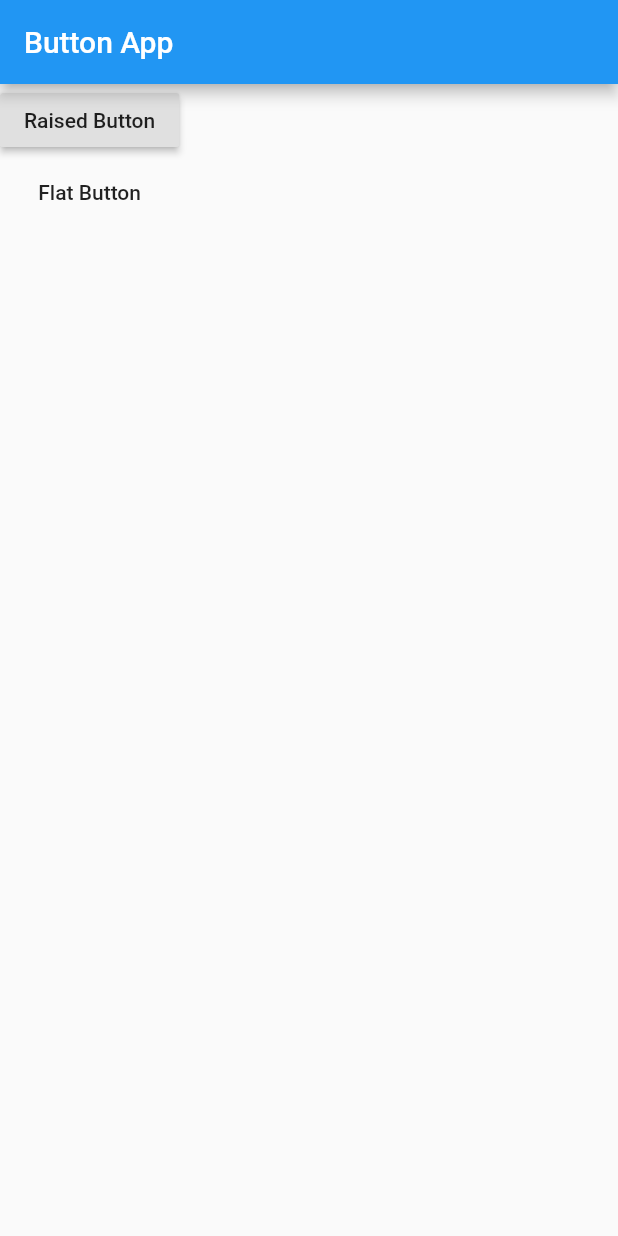
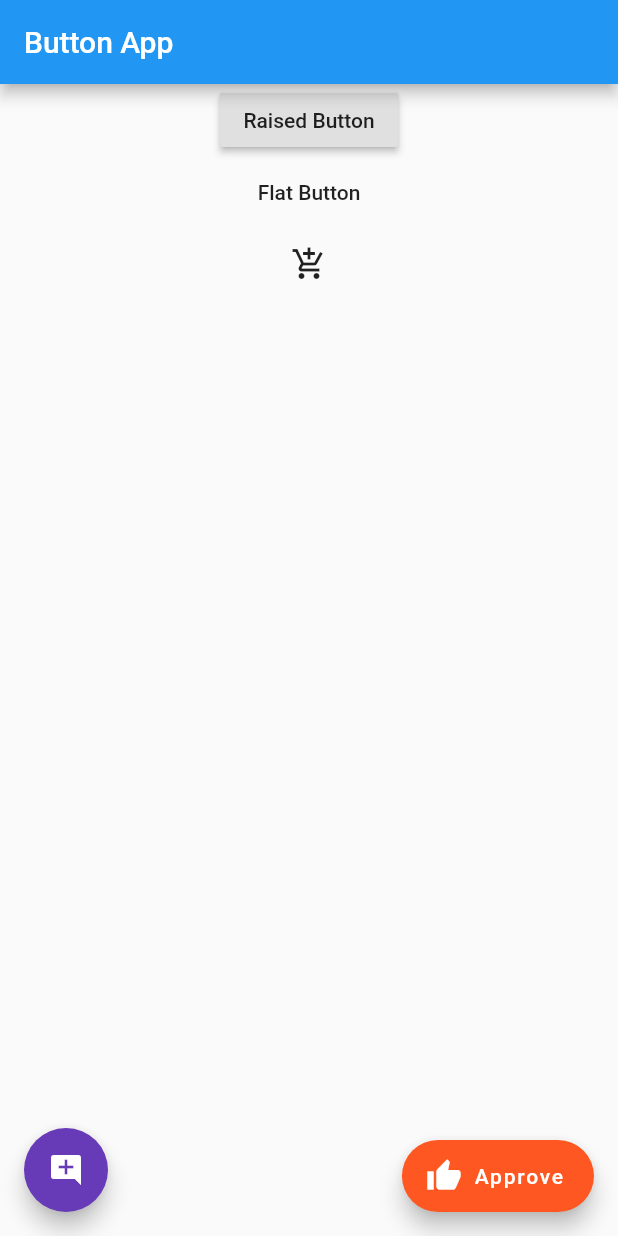
Before and after one commit to rahulkhatri19/flutter_first, a Flutter app: the ButtonApp screen opened directly, on a phone screen of 412 x 824 dp. Run offline on Flutter 3.47's test engine with Material 2 defaults, Android fonts, the phone set to English and light mode, and no system bars.

Commit message:
Icon Button, FAB, Image added

```diff
--- a/lib/input_selection/Button.dart
+++ b/lib/input_selection/Button.dart
@@ -36,9 +36,38 @@
                 buttonMethod('Flat Button was Pressed');
               },
               child: new Text('Flat Button')),
-          new Text(_text)
+          new IconButton(icon: new Icon(Icons.add_shopping_cart) , onPressed: (){
+            buttonMethod('Icon Button was Pressed');
+          }),
+          new Text(_text),
+          new Expanded(
+              child: new Align(
+                  alignment: Alignment.bottomLeft,
+                  child: new Container(
+//                    decoration: BoxDecoration(color: Colors.lightBlue),
+                    margin: EdgeInsets.only(left: 16, bottom: 16),
+                    child: new FloatingActionButton(
+                        onPressed: () {
+                          buttonMethod("FloatingActionButton was Pressed");
+                        },
+                        child: Icon(Icons.add_comment),
+                        backgroundColor: Colors.deepPurple),
+                  ))),
         ],
       ),
+      /*  floatingActionButton: FloatingActionButton(
+          onPressed: () {
+            buttonMethod("FloatingActionButton was Pressed");
+          },
+          child: Icon(Icons.add_comment),
+          backgroundColor: Colors.deepPurple),*/
+      floatingActionButton: FloatingActionButton.extended(
+          onPressed: () {
+            buttonMethod("Extended FloatingActionButton was Pressed");
+          },
+          label: new Text("Approve"),
+          icon: Icon(Icons.thumb_up),
+          backgroundColor: Colors.deepOrange),
     );
   }
 }
--- a/pubspec.yaml
+++ b/pubspec.yaml
@@ -41,9 +41,8 @@
   uses-material-design: true
 
   # To add assets to your application, add an assets section, like this:
-  # assets:
-  #  - images/a_dot_burr.jpeg
-  #  - images/a_dot_ham.jpeg
+  assets:
+    - assets/
 
   # An image asset can refer to one or more resolution-specific "variants", see
   # https://flutter.dev/assets-and-images/#resolution-aware.
```
Also changed, not shown: lib/input_selection/Image.dart (added, +42 -0 lines), assets/google_play_100.png (added), pubspec.lock, 3 other files.
